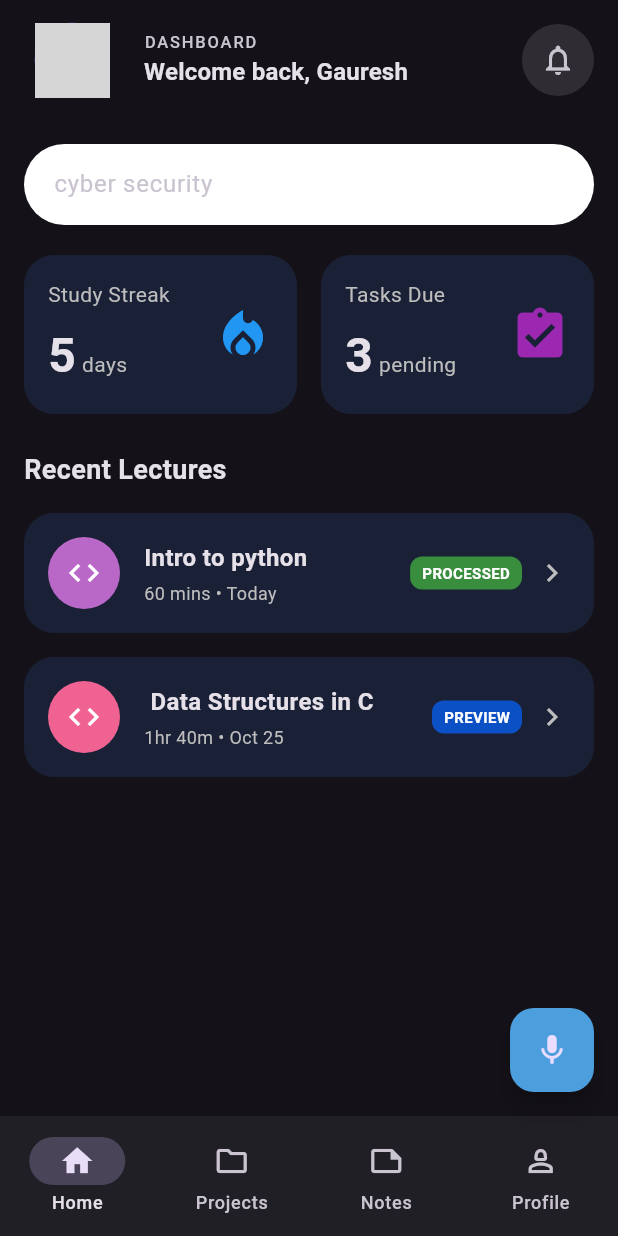
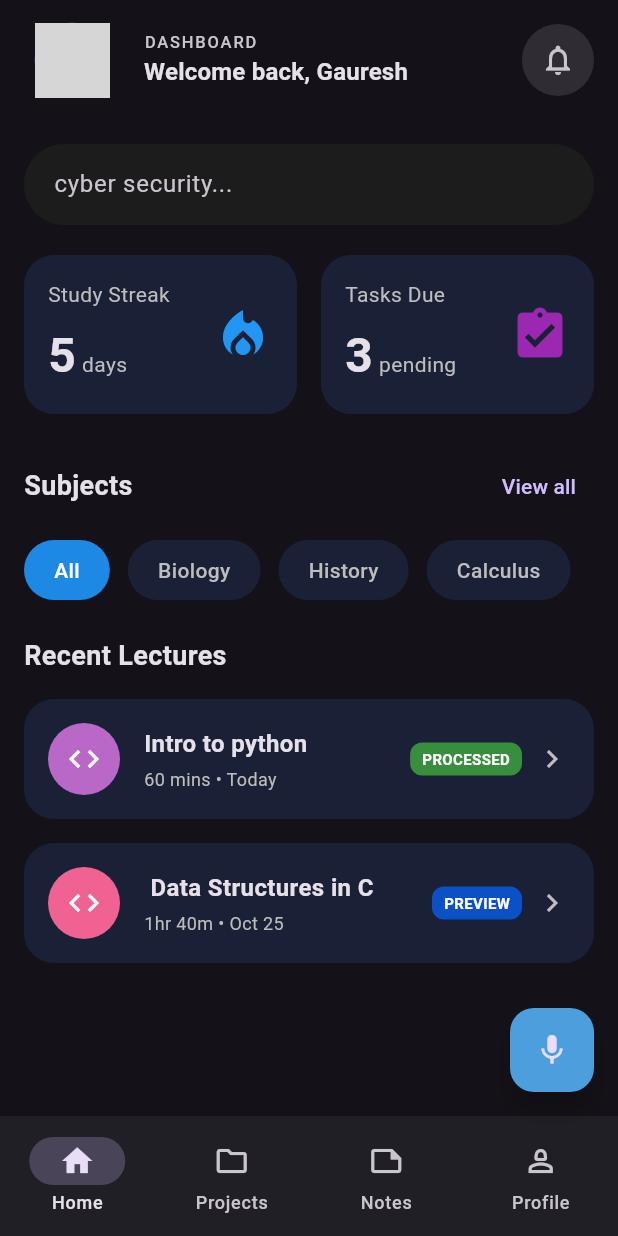
Before and after one commit to GEEK-213/LumenAI, a Flutter app: the screen it shows after launch, after a tap on the "arrow back" icon, on a phone screen of 412 x 824 dp. Run offline on Flutter 3.47's test engine with Material 3 defaults, Android fonts, the phone set to English and light mode, and no system bars; our stand-ins replace font_awesome_flutter, google_fonts, permission_handler, supabase_flutter; missing offline and left inert: flutter_sound; accounts and stored records are empty; network calls fail; grey boxes are pictures that could not be loaded.

Commit message:
feat: Add Subjects section with subject chips to HomePage

```diff
--- a/LumenAi/app/lib/pages/homePage.dart
+++ b/LumenAi/app/lib/pages/homePage.dart
@@ -111,7 +111,7 @@ class _HomePageState extends State<HomePage> {
         ],
       ),
 
-      // 2. The Body (Empty State)
+      //  The Body
       body: SafeArea(
         child: SingleChildScrollView(
           padding: const EdgeInsets.all(16.0),
@@ -124,6 +124,10 @@ class _HomePageState extends State<HomePage> {
 
               //stats bar
               _buildStatsRow(),
+              const SizedBox(height: 24),
+
+               // Subjects Section
+              _buildSubjectsSection(),
               const SizedBox(height: 24),
 
               //recenet lectures
@@ -179,12 +183,12 @@ class _HomePageState extends State<HomePage> {
 Widget _buildSearchBar() {
   return Container(
     decoration: BoxDecoration(
-      color: Colors.white,
+      color: const Color.fromARGB(255, 29, 28, 28),
       borderRadius: BorderRadius.circular(30),
     ),
     child: const TextField(
       decoration: InputDecoration(
-        hintText: "cyber security",
+        hintText: "cyber security...",
         prefixIcon: null,
         border: InputBorder.none,
         contentPadding: EdgeInsets.symmetric(horizontal: 20, vertical: 15),
@@ -298,6 +302,59 @@ Widget _buildRecentLecturesSection() {
   );
 }
 
+Widget _buildSubjectsSection() {
+    return Column(
+      crossAxisAlignment: CrossAxisAlignment.start,
+      children: [
+        Row(
+          mainAxisAlignment: MainAxisAlignment.spaceBetween,
+          children: [
+            const Text(
+              "Subjects",
+              style: TextStyle(fontSize: 18, fontWeight: FontWeight.bold),
+            ),
+            TextButton(
+              onPressed: () {},
+              child: const Text("View all"),
+            ),
+          ],
+        ),
+        const SizedBox(height: 12),
+        SingleChildScrollView(
+          scrollDirection: Axis.horizontal,
+          child: Row(
+            children: [
+              _buildSubjectChip("All", isActive: true),
+              const SizedBox(width: 12),
+              _buildSubjectChip("Biology"),
+              const SizedBox(width: 12),
+              _buildSubjectChip("History"),
+              const SizedBox(width: 12),
+              _buildSubjectChip("Calculus"),
+            ],
+          ),
+        ),
+      ],
+    );
+  }
+
+  Widget _buildSubjectChip(String label, {bool isActive = false}) {
+    return Container(
+      padding: const EdgeInsets.symmetric(horizontal: 20, vertical: 10),
+      decoration: BoxDecoration(
+        color: isActive ? const Color(0xFF1E88E5) : const Color(0xFF1A2036),
+        borderRadius: BorderRadius.circular(20),
+      ),
+      child: Text(
+        label,
+        style: TextStyle(
+          color: isActive ? Colors.white : Colors.grey[400],
+          fontWeight: FontWeight.w500,
+        ),
+      ),
+    );
+  }
+
 Widget _buildLectureCard({
   required IconData icon,
   required Color iconBgColor,
```
